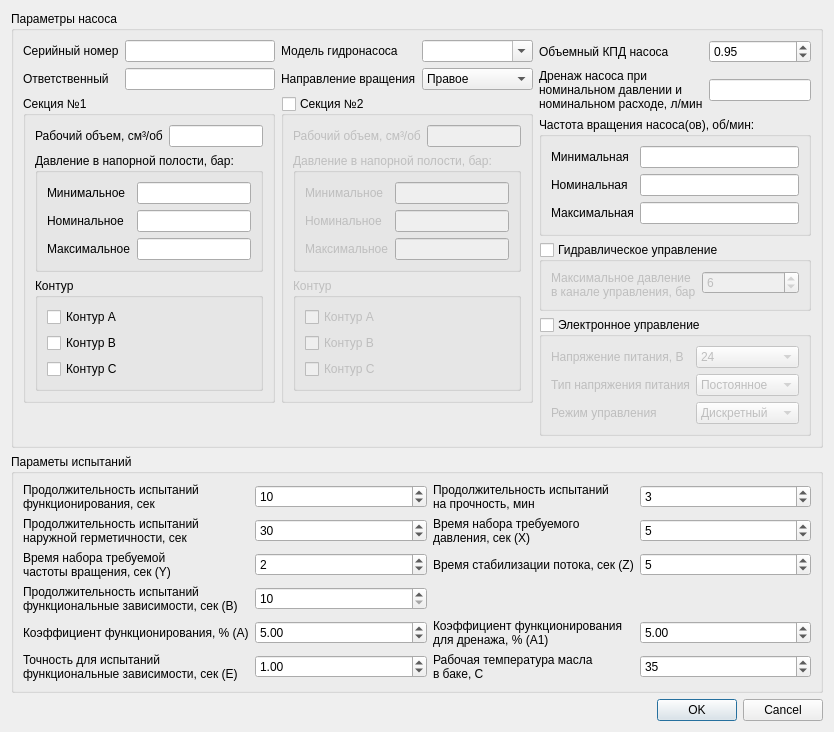
Above: pump_title_info.ui from firef0xff/SSHGS01 before the change. Below: the same form after it.
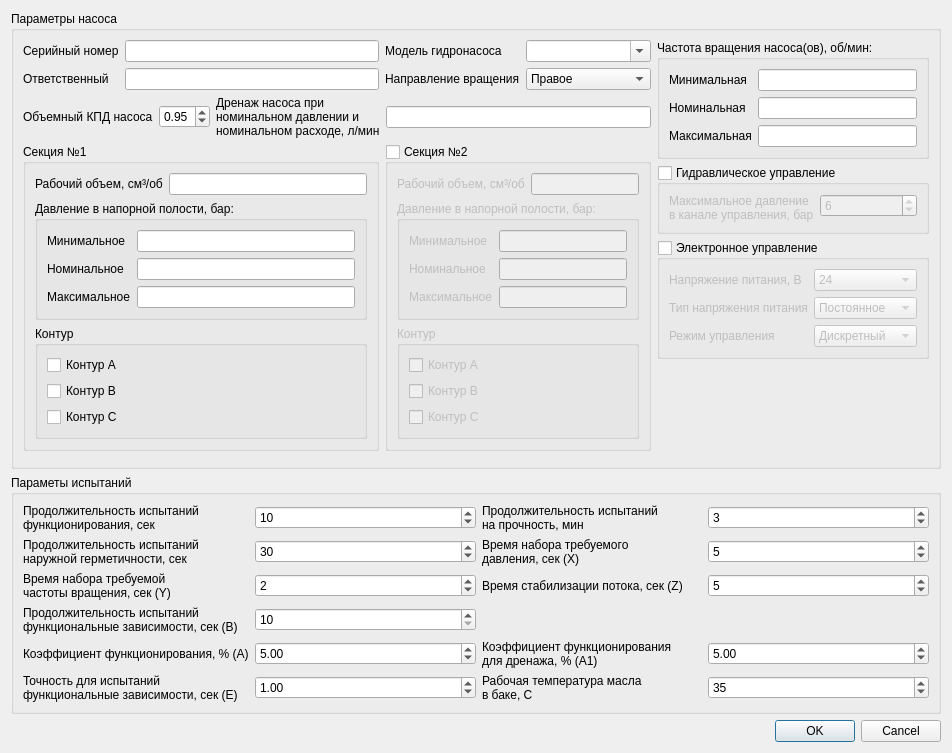
That is the form after the change.

The edit to the form file:
```diff
--- a/pump_title_info.ui
+++ b/pump_title_info.ui
@@ -6,8 +6,8 @@
    <rect>
     <x>0</x>
     <y>0</y>
-    <width>743</width>
-    <height>673</height>
+    <width>952</width>
+    <height>753</height>
    </rect>
   </property>
   <property name="windowTitle">
@@ -20,16 +20,6 @@
       <string>Параметры насоса</string>
      </property>
      <layout class="QGridLayout" name="gridLayout_4">
-      <item row="1" column="0">
-       <widget class="QLabel" name="l_user">
-        <property name="text">
-         <string>Ответственный</string>
-        </property>
-       </widget>
-      </item>
-      <item row="1" column="1">
-       <widget class="QLineEdit" name="User"/>
-      </item>
       <item row="0" column="0">
        <widget class="QLabel" name="l_ser_no">
         <property name="text">
@@ -37,57 +27,333 @@
         </property>
        </widget>
       </item>
-      <item row="0" column="4" rowspan="8">
+      <item row="1" column="3">
+       <widget class="QComboBox" name="Spin">
+        <property name="currentIndex">
+         <number>1</number>
+        </property>
+        <item>
+         <property name="text">
+          <string>Левое</string>
+         </property>
+        </item>
+        <item>
+         <property name="text">
+          <string>Правое</string>
+         </property>
+        </item>
+       </widget>
+      </item>
+      <item row="3" column="2" rowspan="6" colspan="2">
+       <layout class="QVBoxLayout" name="verticalLayout_4">
+        <item>
+         <widget class="QGroupBox" name="Section2">
+          <property name="title">
+           <string>Секция №2</string>
+          </property>
+          <property name="flat">
+           <bool>false</bool>
+          </property>
+          <property name="checkable">
+           <bool>true</bool>
+          </property>
+          <property name="checked">
+           <bool>false</bool>
+          </property>
+          <layout class="QGridLayout" name="gridLayout_3">
+           <item row="0" column="0">
+            <widget class="QLabel" name="l_work_volume_2">
+             <property name="text">
+              <string>Рабочий объем, см³/об</string>
+             </property>
+            </widget>
+           </item>
+           <item row="1" column="0" colspan="2">
+            <widget class="QGroupBox" name="Pressure_2">
+             <property name="title">
+              <string>Давление в напорной полости, бар:</string>
+             </property>
+             <layout class="QFormLayout" name="formLayout_6">
+              <item row="0" column="0">
+               <widget class="QLabel" name="l_min_pressure_2">
+                <property name="text">
+                 <string>Минимальное</string>
+                </property>
+               </widget>
+              </item>
+              <item row="1" column="0">
+               <widget class="QLabel" name="l_nom_pressure_2">
+                <property name="text">
+                 <string>Номинальное</string>
+                </property>
+               </widget>
+              </item>
+              <item row="2" column="0">
+               <widget class="QLabel" name="l_max_pressure_2">
+                <property name="text">
+                 <string>Максимальное</string>
+                </property>
+               </widget>
+              </item>
+              <item row="0" column="1">
+               <widget class="QLineEdit" name="MinPressure_2">
+                <property name="toolTip">
+                 <string>0...350 бар</string>
+                </property>
+                <property name="toolTipDuration">
+                 <number>1000</number>
+                </property>
+               </widget>
+              </item>
+              <item row="1" column="1">
+               <widget class="QLineEdit" name="NomPressure_2">
+                <property name="toolTip">
+                 <string>0...350 бар</string>
+                </property>
+                <property name="toolTipDuration">
+                 <number>1000</number>
+                </property>
+               </widget>
+              </item>
+              <item row="2" column="1">
+               <widget class="QLineEdit" name="MaxPressure_2">
+                <property name="toolTip">
+                 <string>0...350 бар</string>
+                </property>
+                <property name="toolTipDuration">
+                 <number>1000</number>
+                </property>
+               </widget>
+              </item>
+             </layout>
+            </widget>
+           </item>
+           <item row="0" column="1">
+            <widget class="QLineEdit" name="WorkVolume_2">
+             <property name="toolTip">
+              <string>0...355 см³/об</string>
+             </property>
+             <property name="toolTipDuration">
+              <number>1000</number>
+             </property>
+            </widget>
+           </item>
+           <item row="2" column="0" colspan="2">
+            <widget class="QGroupBox" name="groupBox_4">
+             <property name="title">
+              <string>Контур</string>
+             </property>
+             <layout class="QVBoxLayout" name="verticalLayout_6">
+              <item>
+               <widget class="QCheckBox" name="ConturA2">
+                <property name="text">
+                 <string>Контур А</string>
+                </property>
+               </widget>
+              </item>
+              <item>
+               <widget class="QCheckBox" name="ConturB2">
+                <property name="text">
+                 <string>Контур B</string>
+                </property>
+               </widget>
+              </item>
+              <item>
+               <widget class="QCheckBox" name="ConturC2">
+                <property name="text">
+                 <string>Контур C</string>
+                </property>
+               </widget>
+              </item>
+             </layout>
+            </widget>
+           </item>
+          </layout>
+         </widget>
+        </item>
+        <item>
+         <spacer name="verticalSpacer_3">
+          <property name="orientation">
+           <enum>Qt::Vertical</enum>
+          </property>
+          <property name="sizeHint" stdset="0">
+           <size>
+            <width>20</width>
+            <height>40</height>
+           </size>
+          </property>
+         </spacer>
+        </item>
+       </layout>
+      </item>
+      <item row="1" column="1">
+       <widget class="QLineEdit" name="User"/>
+      </item>
+      <item row="1" column="0">
+       <widget class="QLabel" name="l_user">
+        <property name="text">
+         <string>Ответственный</string>
+        </property>
+       </widget>
+      </item>
+      <item row="0" column="1">
+       <widget class="QLineEdit" name="SerNo"/>
+      </item>
+      <item row="1" column="2">
+       <widget class="QLabel" name="l_spin">
+        <property name="text">
+         <string>Направление вращения</string>
+        </property>
+       </widget>
+      </item>
+      <item row="3" column="0" rowspan="6" colspan="2">
+       <layout class="QVBoxLayout" name="verticalLayout_3">
+        <property name="topMargin">
+         <number>0</number>
+        </property>
+        <property name="bottomMargin">
+         <number>0</number>
+        </property>
+        <item>
+         <widget class="QGroupBox" name="Section1">
+          <property name="title">
+           <string>Секция №1</string>
+          </property>
+          <layout class="QGridLayout" name="gridLayout_2">
+           <item row="0" column="1">
+            <widget class="QLineEdit" name="WorkVolume">
+             <property name="toolTip">
+              <string>0...355 см³/об</string>
+             </property>
+             <property name="toolTipDuration">
+              <number>1000</number>
+             </property>
+            </widget>
+           </item>
+           <item row="2" column="0" colspan="2">
+            <widget class="QGroupBox" name="groupBox_3">
+             <property name="title">
+              <string>Контур</string>
+             </property>
+             <layout class="QVBoxLayout" name="verticalLayout_5">
+              <item>
+               <widget class="QCheckBox" name="ConturA1">
+                <property name="text">
+                 <string>Контур А</string>
+                </property>
+               </widget>
+              </item>
+              <item>
+               <widget class="QCheckBox" name="ConturB1">
+                <property name="text">
+                 <string>Контур B</string>
+                </property>
+               </widget>
+              </item>
+              <item>
+               <widget class="QCheckBox" name="ConturC1">
+                <property name="text">
+                 <string>Контур C</string>
+                </property>
+               </widget>
+              </item>
+             </layout>
+            </widget>
+           </item>
+           <item row="1" column="0" colspan="2">
+            <widget class="QGroupBox" name="Pressure">
+             <property name="title">
+              <string>Давление в напорной полости, бар:</string>
+             </property>
+             <layout class="QFormLayout" name="formLayout_3">
+              <item row="0" column="0">
+               <widget class="QLabel" name="l_min_pressure">
+                <property name="text">
+                 <string>Минимальное</string>
+                </property>
+               </widget>
+              </item>
+              <item row="1" column="0">
+               <widget class="QLabel" name="l_nom_pressure">
+                <property name="text">
+                 <string>Номинальное</string>
+                </property>
+               </widget>
+              </item>
+              <item row="2" column="0">
+               <widget class="QLabel" name="l_max_pressure">
+                <property name="text">
+                 <string>Максимальное</string>
+                </property>
+               </widget>
+              </item>
+              <item row="0" column="1">
+               <widget class="QLineEdit" name="MinPressure">
+                <property name="toolTip">
+                 <string>0...350 бар</string>
+                </property>
+                <property name="toolTipDuration">
+                 <number>1000</number>
+                </property>
+               </widget>
+              </item>
+              <item row="1" column="1">
+               <widget class="QLineEdit" name="NomPressure">
+                <property name="toolTip">
+                 <string>0...350 бар</string>
+                </property>
+                <property name="toolTipDuration">
+                 <number>1000</number>
+                </property>
+               </widget>
+              </item>
+              <item row="2" column="1">
+               <widget class="QLineEdit" name="MaxPressure">
+                <property name="toolTip">
+                 <string>0...350 бар</string>
+                </property>
+                <property name="toolTipDuration">
+                 <number>1000</number>
+                </property>
+               </widget>
+              </item>
+             </layout>
+            </widget>
+           </item>
+           <item row="0" column="0">
+            <widget class="QLabel" name="l_work_volume">
+             <property name="text">
+              <string>Рабочий объем, см³/об</string>
+             </property>
+            </widget>
+           </item>
+          </layout>
+         </widget>
+        </item>
+        <item>
+         <spacer name="verticalSpacer">
+          <property name="orientation">
+           <enum>Qt::Vertical</enum>
+          </property>
+          <property name="sizeHint" stdset="0">
+           <size>
+            <width>20</width>
+            <height>40</height>
+           </size>
+          </property>
+         </spacer>
+        </item>
+       </layout>
+      </item>
+      <item row="0" column="2">
+       <widget class="QLabel" name="l_model">
+        <property name="text">
+         <string>Модель гидронасоса</string>
+        </property>
+       </widget>
+      </item>
+      <item row="0" column="4" rowspan="9">
        <layout class="QVBoxLayout" name="verticalLayout_2">
-        <item>
-         <layout class="QGridLayout" name="gridLayout_5">
-          <item row="0" column="1">
-           <widget class="QDoubleSpinBox" name="VolumeKPD">
-            <property name="toolTip">
-             <string>0...1</string>
-            </property>
-            <property name="toolTipDuration">
-             <number>1000</number>
-            </property>
-            <property name="maximum">
-             <double>1.000000000000000</double>
-            </property>
-            <property name="singleStep">
-             <double>0.010000000000000</double>
-            </property>
-            <property name="value">
-             <double>0.950000000000000</double>
-            </property>
-           </widget>
-          </item>
-          <item row="0" column="0">
-           <widget class="QLabel" name="l_volume_kpd">
-            <property name="text">
-             <string>Объемный КПД насоса</string>
-            </property>
-           </widget>
-          </item>
-          <item row="1" column="0">
-           <widget class="QLabel" name="l_drainage">
-            <property name="text">
-             <string>Дренаж насоса при
-номинальном давлении и
-номинальном расходе, л/мин</string>
-            </property>
-           </widget>
-          </item>
-          <item row="1" column="1">
-           <widget class="QLineEdit" name="Drainage">
-            <property name="toolTip">
-             <string>0.7...90 л/мин</string>
-            </property>
-            <property name="toolTipDuration">
-             <number>1000</number>
-            </property>
-           </widget>
-          </item>
-         </layout>
-        </item>
         <item>
          <widget class="QGroupBox" name="Frequency">
           <property name="title">
@@ -321,318 +587,52 @@
         </property>
        </widget>
       </item>
-      <item row="0" column="1">
-       <widget class="QLineEdit" name="SerNo"/>
-      </item>
-      <item row="0" column="2">
-       <widget class="QLabel" name="l_model">
-        <property name="text">
-         <string>Модель гидронасоса</string>
-        </property>
-       </widget>
-      </item>
-      <item row="2" column="0" rowspan="6" colspan="2">
-       <layout class="QVBoxLayout" name="verticalLayout_3">
-        <property name="topMargin">
-         <number>0</number>
-        </property>
-        <property name="bottomMargin">
-         <number>0</number>
-        </property>
-        <item>
-         <widget class="QGroupBox" name="Section1">
-          <property name="title">
-           <string>Секция №1</string>
+      <item row="2" column="0" colspan="4">
+       <layout class="QGridLayout" name="gridLayout_5">
+        <item row="0" column="0">
+         <widget class="QLabel" name="l_volume_kpd">
+          <property name="text">
+           <string>Объемный КПД насоса</string>
           </property>
-          <layout class="QGridLayout" name="gridLayout_2">
-           <item row="0" column="0">
-            <widget class="QLabel" name="l_work_volume">
-             <property name="text">
-              <string>Рабочий объем, см³/об</string>
-             </property>
-            </widget>
-           </item>
-           <item row="0" column="1">
-            <widget class="QLineEdit" name="WorkVolume">
-             <property name="toolTip">
-              <string>0...355 см³/об</string>
-             </property>
-             <property name="toolTipDuration">
-              <number>1000</number>
-             </property>
-            </widget>
-           </item>
-           <item row="1" column="0" colspan="2">
-            <widget class="QGroupBox" name="Pressure">
-             <property name="title">
-              <string>Давление в напорной полости, бар:</string>
-             </property>
-             <layout class="QFormLayout" name="formLayout_3">
-              <item row="0" column="0">
-               <widget class="QLabel" name="l_min_pressure">
-                <property name="text">
-                 <string>Минимальное</string>
-                </property>
-               </widget>
-              </item>
-              <item row="1" column="0">
-               <widget class="QLabel" name="l_nom_pressure">
-                <property name="text">
-                 <string>Номинальное</string>
-                </property>
-               </widget>
-              </item>
-              <item row="2" column="0">
-               <widget class="QLabel" name="l_max_pressure">
-                <property name="text">
-                 <string>Максимальное</string>
-                </property>
-               </widget>
-              </item>
-              <item row="0" column="1">
-               <widget class="QLineEdit" name="MinPressure">
-                <property name="toolTip">
-                 <string>0...450 бар</string>
-                </property>
-                <property name="toolTipDuration">
-                 <number>1000</number>
-                </property>
-               </widget>
-              </item>
-              <item row="1" column="1">
-               <widget class="QLineEdit" name="NomPressure">
-                <property name="toolTip">
-                 <string>0...450 бар</string>
-                </property>
-                <property name="toolTipDuration">
-                 <number>1000</number>
-                </property>
-               </widget>
-              </item>
-              <item row="2" column="1">
-               <widget class="QLineEdit" name="MaxPressure">
-                <property name="toolTip">
-                 <string>0...450 бар</string>
-                </property>
-                <property name="toolTipDuration">
-                 <number>1000</number>
-                </property>
-               </widget>
-              </item>
-             </layout>
-            </widget>
-           </item>
-           <item row="2" column="0" colspan="2">
-            <widget class="QGroupBox" name="groupBox_3">
-             <property name="title">
-              <string>Контур</string>
-             </property>
-             <layout class="QVBoxLayout" name="verticalLayout_5">
-              <item>
-               <widget class="QCheckBox" name="ConturA1">
-                <property name="text">
-                 <string>Контур А</string>
-                </property>
-               </widget>
-              </item>
-              <item>
-               <widget class="QCheckBox" name="ConturB1">
-                <property name="text">
-                 <string>Контур B</string>
-                </property>
-               </widget>
-              </item>
-              <item>
-               <widget class="QCheckBox" name="ConturC1">
-                <property name="text">
-                 <string>Контур C</string>
-                </property>
-               </widget>
-              </item>
-             </layout>
-            </widget>
-           </item>
-          </layout>
          </widget>
         </item>
-        <item>
-         <spacer name="verticalSpacer">
-          <property name="orientation">
-           <enum>Qt::Vertical</enum>
+        <item row="0" column="1">
+         <widget class="QDoubleSpinBox" name="VolumeKPD">
+          <property name="toolTip">
+           <string>0...1</string>
           </property>
-          <property name="sizeHint" stdset="0">
-           <size>
-            <width>20</width>
-            <height>40</height>
-           </size>
+          <property name="toolTipDuration">
+           <number>1000</number>
           </property>
-         </spacer>
-        </item>
-       </layout>
-      </item>
-      <item row="1" column="2">
-       <widget class="QLabel" name="l_spin">
-        <property name="text">
-         <string>Направление вращения</string>
-        </property>
-       </widget>
-      </item>
-      <item row="1" column="3">
-       <widget class="QComboBox" name="Spin">
-        <property name="currentIndex">
-         <number>1</number>
-        </property>
-        <item>
-         <property name="text">
-          <string>Левое</string>
-         </property>
-        </item>
-        <item>
-         <property name="text">
-          <string>Правое</string>
-         </property>
-        </item>
-       </widget>
-      </item>
-      <item row="2" column="2" rowspan="6" colspan="2">
-       <layout class="QVBoxLayout" name="verticalLayout_4">
-        <item>
-         <widget class="QGroupBox" name="Section2">
-          <property name="title">
-           <string>Секция №2</string>
+          <property name="maximum">
+           <double>1.000000000000000</double>
           </property>
-          <property name="flat">
-           <bool>false</bool>
+          <property name="singleStep">
+           <double>0.010000000000000</double>
           </property>
-          <property name="checkable">
-           <bool>true</bool>
+          <property name="value">
+           <double>0.950000000000000</double>
           </property>
-          <property name="checked">
-           <bool>false</bool>
+         </widget>
+        </item>
+        <item row="0" column="2">
+         <widget class="QLabel" name="l_drainage">
+          <property name="text">
+           <string>Дренаж насоса при
+номинальном давлении и
+номинальном расходе, л/мин</string>
           </property>
-          <layout class="QGridLayout" name="gridLayout_3">
-           <item row="0" column="0">
-            <widget class="QLabel" name="l_work_volume_2">
-             <property name="text">
-              <string>Рабочий объем, см³/об</string>
-             </property>
-            </widget>
-           </item>
-           <item row="1" column="0" colspan="2">
-            <widget class="QGroupBox" name="Pressure_2">
-             <property name="title">
-              <string>Давление в напорной полости, бар:</string>
-             </property>
-             <layout class="QFormLayout" name="formLayout_6">
-              <item row="0" column="0">
-               <widget class="QLabel" name="l_min_pressure_2">
-                <property name="text">
-                 <string>Минимальное</string>
-                </property>
-               </widget>
-              </item>
-              <item row="1" column="0">
-               <widget class="QLabel" name="l_nom_pressure_2">
-                <property name="text">
-                 <string>Номинальное</string>
-                </property>
-               </widget>
-              </item>
-              <item row="2" column="0">
-               <widget class="QLabel" name="l_max_pressure_2">
-                <property name="text">
-                 <string>Максимальное</string>
-                </property>
-               </widget>
-              </item>
-              <item row="0" column="1">
-               <widget class="QLineEdit" name="MinPressure_2">
-                <property name="toolTip">
-                 <string>0...450 бар</string>
-                </property>
-                <property name="toolTipDuration">
-                 <number>1000</number>
-                </property>
-               </widget>
-              </item>
-              <item row="1" column="1">
-               <widget class="QLineEdit" name="NomPressure_2">
-                <property name="toolTip">
-                 <string>0...450 бар</string>
-                </property>
-                <property name="toolTipDuration">
-                 <number>1000</number>
-                </property>
-               </widget>
-              </item>
-              <item row="2" column="1">
-               <widget class="QLineEdit" name="MaxPressure_2">
-                <property name="toolTip">
-                 <string>0...450 бар</string>
-                </property>
-                <property name="toolTipDuration">
-                 <number>1000</number>
-                </property>
-               </widget>
-              </item>
-             </layout>
-            </widget>
-           </item>
-           <item row="0" column="1">
-            <widget class="QLineEdit" name="WorkVolume_2">
-             <property name="toolTip">
-              <string>0...355 см³/об</string>
-             </property>
-             <property name="toolTipDuration">
-              <number>1000</number>
-             </property>
-            </widget>
-           </item>
-           <item row="2" column="0" colspan="2">
-            <widget class="QGroupBox" name="groupBox_4">
-             <property name="title">
-              <string>Контур</string>
-             </property>
-             <layout class="QVBoxLayout" name="verticalLayout_6">
-              <item>
-               <widget class="QCheckBox" name="ConturA2">
-                <property name="text">
-                 <string>Контур А</string>
-                </property>
-               </widget>
-              </item>
-              <item>
-               <widget class="QCheckBox" name="ConturB2">
-                <property name="text">
-                 <string>Контур B</string>
-                </property>
-               </widget>
-              </item>
-              <item>
-               <widget class="QCheckBox" name="ConturC2">
-                <property name="text">
-                 <string>Контур C</string>
-                </property>
-               </widget>
-              </item>
-             </layout>
-            </widget>
-           </item>
-          </layout>
          </widget>
         </item>
-        <item>
-         <spacer name="verticalSpacer_3">
-          <property name="orientation">
-           <enum>Qt::Vertical</enum>
+        <item row="0" column="3">
+         <widget class="QLineEdit" name="Drainage">
+          <property name="toolTip">
+           <string>0.7...90 л/мин</string>
           </property>
-          <property name="sizeHint" stdset="0">
-           <size>
-            <width>20</width>
-            <height>40</height>
-           </size>
+          <property name="toolTipDuration">
+           <number>1000</number>
           </property>
-         </spacer>
+         </widget>
         </item>
        </layout>
       </item>
@@ -646,6 +646,7 @@
      <zorder>l_model</zorder>
      <zorder>Model</zorder>
      <zorder></zorder>
+     <zorder></zorder>
     </widget>
    </item>
    <item>
```
